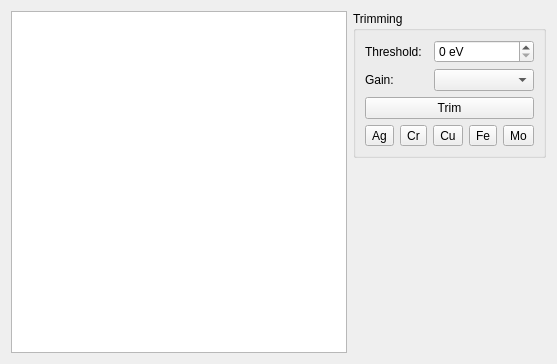
Old version of the form cct/qtgui2/devices/pilatus/pilatus.ui in the repository awacha/cct.
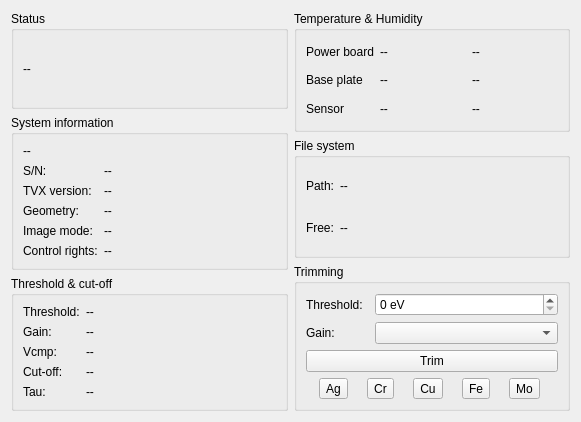
New version of the form. Icons and pictures are not drawn.

Commit message: Pilatus detector GUI update

What changed in the file:
```diff
--- a/cct/qtgui2/devices/pilatus/pilatus.ui
+++ b/cct/qtgui2/devices/pilatus/pilatus.ui
@@ -6,8 +6,8 @@
    <rect>
     <x>0</x>
     <y>0</y>
-    <width>557</width>
-    <height>364</height>
+    <width>581</width>
+    <height>422</height>
    </rect>
   </property>
   <property name="windowTitle">
@@ -19,17 +19,409 @@
   </property>
   <layout class="QHBoxLayout" name="horizontalLayout">
    <item>
-    <widget class="QTreeView" name="treeView">
-     <property name="sizePolicy">
-      <sizepolicy hsizetype="Expanding" vsizetype="Expanding">
-       <horstretch>1</horstretch>
-       <verstretch>0</verstretch>
-      </sizepolicy>
-     </property>
-    </widget>
+    <layout class="QVBoxLayout" name="verticalLayout_2">
+     <item>
+      <widget class="QGroupBox" name="groupBox_6">
+       <property name="title">
+        <string>Status</string>
+       </property>
+       <layout class="QGridLayout" name="gridLayout_6">
+        <item row="0" column="0">
+         <widget class="QLabel" name="statusLabel">
+          <property name="text">
+           <string>--</string>
+          </property>
+         </widget>
+        </item>
+       </layout>
+      </widget>
+     </item>
+     <item>
+      <widget class="QGroupBox" name="groupBox_2">
+       <property name="title">
+        <string>System information</string>
+       </property>
+       <layout class="QGridLayout" name="gridLayout_2">
+        <item row="3" column="1">
+         <widget class="QLabel" name="geometryLabel">
+          <property name="sizePolicy">
+           <sizepolicy hsizetype="MinimumExpanding" vsizetype="Preferred">
+            <horstretch>0</horstretch>
+            <verstretch>0</verstretch>
+           </sizepolicy>
+          </property>
+          <property name="text">
+           <string>--</string>
+          </property>
+         </widget>
+        </item>
+        <item row="2" column="1">
+         <widget class="QLabel" name="versionLabel">
+          <property name="sizePolicy">
+           <sizepolicy hsizetype="MinimumExpanding" vsizetype="Preferred">
+            <horstretch>0</horstretch>
+            <verstretch>0</verstretch>
+           </sizepolicy>
+          </property>
+          <property name="text">
+           <string>--</string>
+          </property>
+         </widget>
+        </item>
+        <item row="3" column="0">
+         <widget class="QLabel" name="label_5">
+          <property name="text">
+           <string>Geometry:</string>
+          </property>
+         </widget>
+        </item>
+        <item row="2" column="0">
+         <widget class="QLabel" name="label_4">
+          <property name="text">
+           <string>TVX version:</string>
+          </property>
+         </widget>
+        </item>
+        <item row="4" column="0">
+         <widget class="QLabel" name="label_6">
+          <property name="text">
+           <string>Image mode:</string>
+          </property>
+         </widget>
+        </item>
+        <item row="0" column="0" colspan="2">
+         <widget class="QLabel" name="cameraNameLabel">
+          <property name="sizePolicy">
+           <sizepolicy hsizetype="MinimumExpanding" vsizetype="Preferred">
+            <horstretch>0</horstretch>
+            <verstretch>0</verstretch>
+           </sizepolicy>
+          </property>
+          <property name="text">
+           <string>--</string>
+          </property>
+         </widget>
+        </item>
+        <item row="1" column="0">
+         <widget class="QLabel" name="label_3">
+          <property name="text">
+           <string>S/N:</string>
+          </property>
+         </widget>
+        </item>
+        <item row="1" column="1">
+         <widget class="QLabel" name="cameraSNLabel">
+          <property name="sizePolicy">
+           <sizepolicy hsizetype="MinimumExpanding" vsizetype="Preferred">
+            <horstretch>0</horstretch>
+            <verstretch>0</verstretch>
+           </sizepolicy>
+          </property>
+          <property name="text">
+           <string>--</string>
+          </property>
+         </widget>
+        </item>
+        <item row="4" column="1">
+         <widget class="QLabel" name="imgmodeLabel">
+          <property name="sizePolicy">
+           <sizepolicy hsizetype="MinimumExpanding" vsizetype="Preferred">
+            <horstretch>0</horstretch>
+            <verstretch>0</verstretch>
+           </sizepolicy>
+          </property>
+          <property name="text">
+           <string>--</string>
+          </property>
+         </widget>
+        </item>
+        <item row="5" column="0">
+         <widget class="QLabel" name="label_17">
+          <property name="text">
+           <string>Control rights:</string>
+          </property>
+         </widget>
+        </item>
+        <item row="5" column="1">
+         <widget class="QLabel" name="remoteControlLabel">
+          <property name="text">
+           <string>--</string>
+          </property>
+         </widget>
+        </item>
+       </layout>
+      </widget>
+     </item>
+     <item>
+      <widget class="QGroupBox" name="groupBox_5">
+       <property name="title">
+        <string>Threshold &amp;&amp; cut-off</string>
+       </property>
+       <layout class="QGridLayout" name="gridLayout_5">
+        <item row="3" column="0">
+         <widget class="QLabel" name="label_15">
+          <property name="text">
+           <string>Cut-off:</string>
+          </property>
+         </widget>
+        </item>
+        <item row="1" column="0">
+         <widget class="QLabel" name="label_13">
+          <property name="text">
+           <string>Gain:</string>
+          </property>
+         </widget>
+        </item>
+        <item row="4" column="0">
+         <widget class="QLabel" name="label_16">
+          <property name="text">
+           <string>Tau:</string>
+          </property>
+         </widget>
+        </item>
+        <item row="0" column="0">
+         <widget class="QLabel" name="label_12">
+          <property name="text">
+           <string>Threshold:</string>
+          </property>
+         </widget>
+        </item>
+        <item row="2" column="0">
+         <widget class="QLabel" name="label_14">
+          <property name="text">
+           <string>Vcmp:</string>
+          </property>
+         </widget>
+        </item>
+        <item row="0" column="1">
+         <widget class="QLabel" name="thresholdLabel">
+          <property name="sizePolicy">
+           <sizepolicy hsizetype="MinimumExpanding" vsizetype="Preferred">
+            <horstretch>0</horstretch>
+            <verstretch>0</verstretch>
+           </sizepolicy>
+          </property>
+          <property name="text">
+           <string>--</string>
+          </property>
+         </widget>
+        </item>
+        <item row="1" column="1">
+         <widget class="QLabel" name="gainLabel">
+          <property name="sizePolicy">
+           <sizepolicy hsizetype="MinimumExpanding" vsizetype="Preferred">
+            <horstretch>0</horstretch>
+            <verstretch>0</verstretch>
+           </sizepolicy>
+          </property>
+          <property name="text">
+           <string>--</string>
+          </property>
+         </widget>
+        </item>
+        <item row="2" column="1">
+         <widget class="QLabel" name="vcmpLabel">
+          <property name="sizePolicy">
+           <sizepolicy hsizetype="MinimumExpanding" vsizetype="Preferred">
+            <horstretch>0</horstretch>
+            <verstretch>0</verstretch>
+           </sizepolicy>
+          </property>
+          <property name="text">
+           <string>--</string>
+          </property>
+         </widget>
+        </item>
+        <item row="3" column="1">
+         <widget class="QLabel" name="cutoffLabel">
+          <property name="sizePolicy">
+           <sizepolicy hsizetype="MinimumExpanding" vsizetype="Preferred">
+            <horstretch>0</horstretch>
+            <verstretch>0</verstretch>
+           </sizepolicy>
+          </property>
+          <property name="text">
+           <string>--</string>
+          </property>
+         </widget>
+        </item>
+        <item row="4" column="1">
+         <widget class="QLabel" name="tauLabel">
+          <property name="sizePolicy">
+           <sizepolicy hsizetype="MinimumExpanding" vsizetype="Preferred">
+            <horstretch>0</horstretch>
+            <verstretch>0</verstretch>
+           </sizepolicy>
+          </property>
+          <property name="text">
+           <string>--</string>
+          </property>
+         </widget>
+        </item>
+       </layout>
+      </widget>
+     </item>
+    </layout>
    </item>
    <item>
     <layout class="QVBoxLayout" name="verticalLayout">
+     <item>
+      <widget class="QGroupBox" name="groupBox_3">
+       <property name="title">
+        <string>Temperature &amp;&amp; Humidity</string>
+       </property>
+       <layout class="QGridLayout" name="gridLayout_3">
+        <item row="2" column="0">
+         <widget class="QLabel" name="label_9">
+          <property name="text">
+           <string>Sensor</string>
+          </property>
+         </widget>
+        </item>
+        <item row="0" column="0">
+         <widget class="QLabel" name="label_7">
+          <property name="text">
+           <string>Power board</string>
+          </property>
+         </widget>
+        </item>
+        <item row="1" column="0">
+         <widget class="QLabel" name="label_8">
+          <property name="text">
+           <string>Base plate</string>
+          </property>
+         </widget>
+        </item>
+        <item row="0" column="1">
+         <widget class="QLabel" name="temperature0Label">
+          <property name="sizePolicy">
+           <sizepolicy hsizetype="MinimumExpanding" vsizetype="Preferred">
+            <horstretch>0</horstretch>
+            <verstretch>0</verstretch>
+           </sizepolicy>
+          </property>
+          <property name="text">
+           <string>--</string>
+          </property>
+         </widget>
+        </item>
+        <item row="2" column="1">
+         <widget class="QLabel" name="temperature2Label">
+          <property name="sizePolicy">
+           <sizepolicy hsizetype="MinimumExpanding" vsizetype="Preferred">
+            <horstretch>0</horstretch>
+            <verstretch>0</verstretch>
+           </sizepolicy>
+          </property>
+          <property name="text">
+           <string>--</string>
+          </property>
+         </widget>
+        </item>
+        <item row="1" column="1">
+         <widget class="QLabel" name="temperature1Label">
+          <property name="sizePolicy">
+           <sizepolicy hsizetype="MinimumExpanding" vsizetype="Preferred">
+            <horstretch>0</horstretch>
+            <verstretch>0</verstretch>
+           </sizepolicy>
+          </property>
+          <property name="text">
+           <string>--</string>
+          </property>
+         </widget>
+        </item>
+        <item row="0" column="2">
+         <widget class="QLabel" name="humidity0Label">
+          <property name="sizePolicy">
+           <sizepolicy hsizetype="MinimumExpanding" vsizetype="Preferred">
+            <horstretch>0</horstretch>
+            <verstretch>0</verstretch>
+           </sizepolicy>
+          </property>
+          <property name="text">
+           <string>--</string>
+          </property>
+         </widget>
+        </item>
+        <item row="1" column="2">
+         <widget class="QLabel" name="humidity1Label">
+          <property name="sizePolicy">
+           <sizepolicy hsizetype="MinimumExpanding" vsizetype="Preferred">
+            <horstretch>0</horstretch>
+            <verstretch>0</verstretch>
+           </sizepolicy>
+          </property>
+          <property name="text">
+           <string>--</string>
+          </property>
+         </widget>
+        </item>
+        <item row="2" column="2">
+         <widget class="QLabel" name="humidity2Label">
+          <property name="sizePolicy">
+           <sizepolicy hsizetype="MinimumExpanding" vsizetype="Preferred">
+            <horstretch>0</horstretch>
+            <verstretch>0</verstretch>
+           </sizepolicy>
+          </property>
+          <property name="text">
+           <string>--</string>
+          </property>
+         </widget>
+        </item>
+       </layout>
+      </widget>
+     </item>
+     <item>
+      <widget class="QGroupBox" name="groupBox_4">
+       <property name="title">
+        <string>File system</string>
+       </property>
+       <layout class="QGridLayout" name="gridLayout_4">
+        <item row="0" column="0">
+         <widget class="QLabel" name="label_10">
+          <property name="text">
+           <string>Path:</string>
+          </property>
+         </widget>
+        </item>
+        <item row="0" column="1">
+         <widget class="QLabel" name="imgpathLabel">
+          <property name="sizePolicy">
+           <sizepolicy hsizetype="MinimumExpanding" vsizetype="Preferred">
+            <horstretch>0</horstretch>
+            <verstretch>0</verstretch>
+           </sizepolicy>
+          </property>
+          <property name="text">
+           <string>--</string>
+          </property>
+         </widget>
+        </item>
+        <item row="1" column="0">
+         <widget class="QLabel" name="label_11">
+          <property name="text">
+           <string>Free:</string>
+          </property>
+         </widget>
+        </item>
+        <item row="1" column="1">
+         <widget class="QLabel" name="diskfreeLabel">
+          <property name="sizePolicy">
+           <sizepolicy hsizetype="MinimumExpanding" vsizetype="Preferred">
+            <horstretch>0</horstretch>
+            <verstretch>0</verstretch>
+           </sizepolicy>
+          </property>
+          <property name="text">
+           <string>--</string>
+          </property>
+         </widget>
+        </item>
+       </layout>
+      </widget>
+     </item>
      <item>
       <widget class="QGroupBox" name="groupBox">
        <property name="title">
@@ -143,19 +535,6 @@
        </layout>
       </widget>
      </item>
-     <item>
-      <spacer name="verticalSpacer">
-       <property name="orientation">
-        <enum>Qt::Vertical</enum>
-       </property>
-       <property name="sizeHint" stdset="0">
-        <size>
-         <width>20</width>
-         <height>40</height>
-        </size>
-       </property>
-      </spacer>
-     </item>
     </layout>
    </item>
   </layout>
```
The commit also changes 1 other file.
